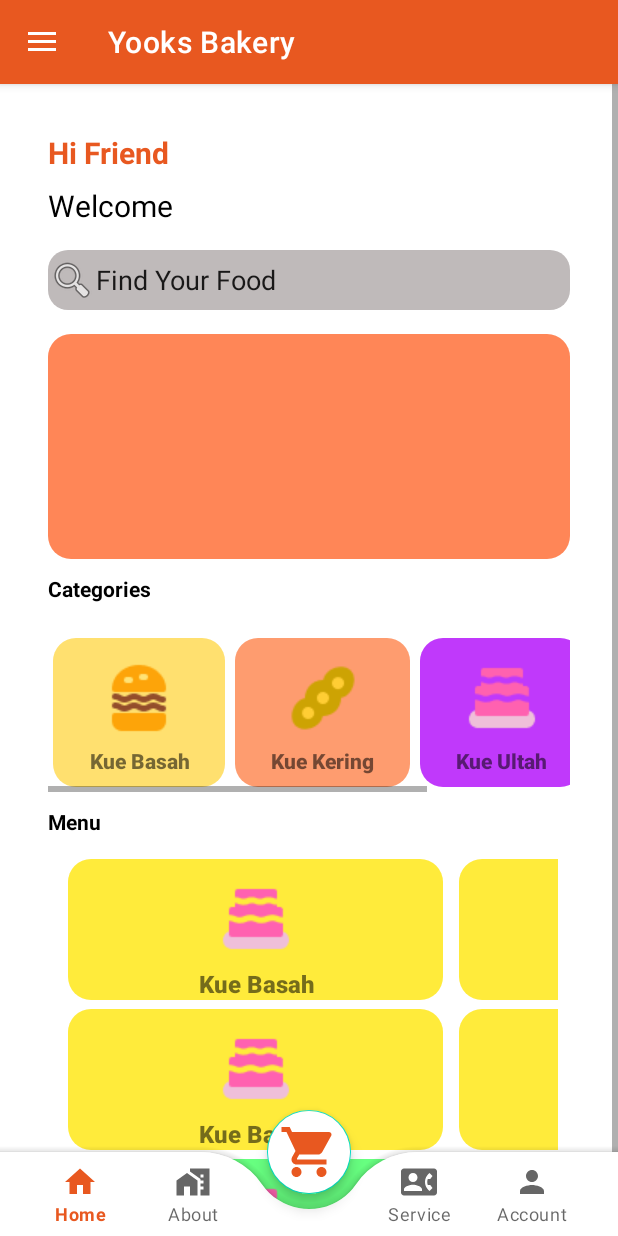
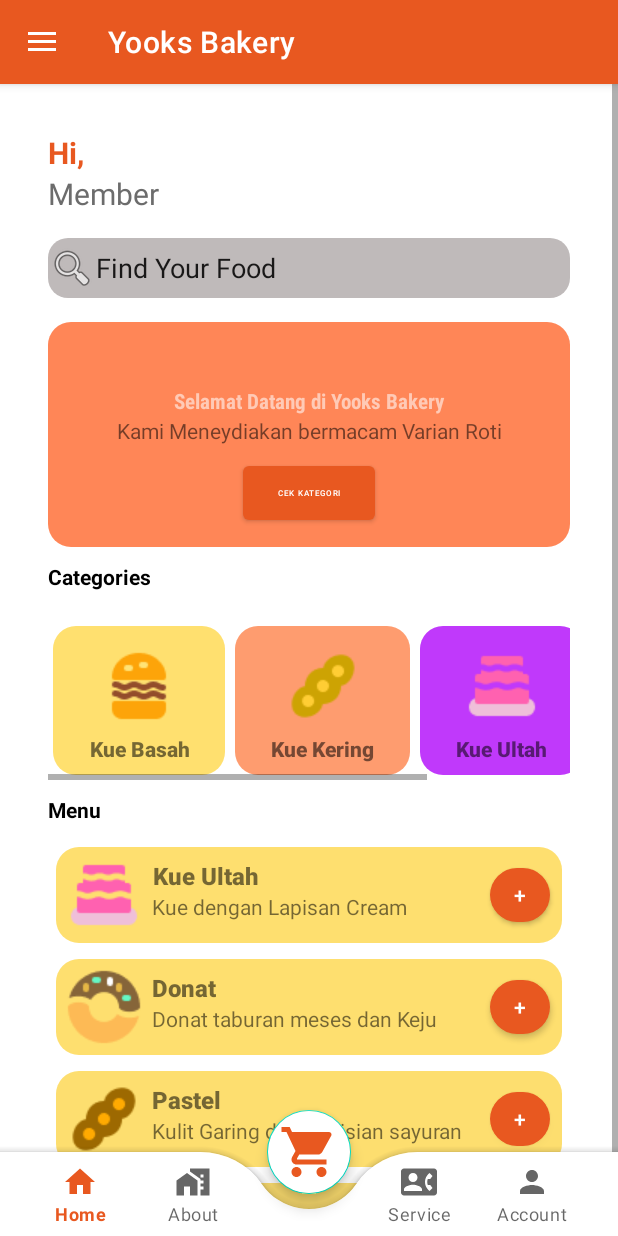
Before and after one commit to farelramadhan1130/YooksBakeryStore, an Android app: the HomeFragment screen opened directly, with no data from a screen before it, on a phone screen of 412 x 824 dp. Run offline under Robolectric (Android 15) with nearby library versions, the phone set to English and light mode, and no system bars.

Commit message:
update home

```diff
--- a/app/src/main/res/layout/fragment_home.xml
+++ b/app/src/main/res/layout/fragment_home.xml
@@ -27,7 +27,7 @@
                     android:layout_height="wrap_content"
                     android:layout_marginStart="32dp"
                     android:layout_marginTop="32dp"
-                    android:text="Hi Friend"
+                    android:text="Hi,"
                     android:textColor="@color/Orange"
                     android:textSize="20sp"
                     android:textStyle="bold"
@@ -38,9 +38,8 @@
                     android:id="@+id/textView3"
                     android:layout_width="wrap_content"
                     android:layout_height="wrap_content"
-                    android:layout_marginTop="8dp"
-                    android:text="Welcome"
-                    android:textColor="@color/black"
+                    android:text="Member"
+                    android:textColor="#6C6C6C"
                     android:textSize="20sp"
                     app:layout_constraintStart_toStartOf="@+id/textView"
                     app:layout_constraintTop_toBottomOf="@+id/textView" />
@@ -80,7 +79,44 @@
                     android:background="@drawable/banner_orange"
                     app:layout_constraintEnd_toEndOf="parent"
                     app:layout_constraintStart_toStartOf="parent"
-                    app:layout_constraintTop_toBottomOf="@+id/search" />
+                    app:layout_constraintTop_toBottomOf="@+id/search" >
+
+                    <TextView
+                        android:id="@+id/textView5"
+                        android:layout_width="wrap_content"
+                        android:layout_height="wrap_content"
+                        android:layout_marginBottom="46dp"
+                        android:fontFamily="sans-serif-condensed-medium"
+                        android:text="Selamat Datang di Yooks Bakery"
+                        android:textAlignment="center"
+                        android:textColor="#FFCAB6"
+                        android:textStyle="bold"
+                        app:layout_constraintBottom_toBottomOf="parent"
+                        app:layout_constraintEnd_toEndOf="parent"
+                        app:layout_constraintStart_toStartOf="parent"
+                        app:layout_constraintTop_toTopOf="parent" />
+
+                    <TextView
+                        android:id="@+id/textView10"
+                        android:layout_width="wrap_content"
+                        android:layout_height="wrap_content"
+                        android:layout_marginBottom="68dp"
+                        android:text="Kami Meneydiakan bermacam Varian Roti"
+                        app:layout_constraintBottom_toBottomOf="parent"
+                        app:layout_constraintEnd_toEndOf="@+id/textView5"
+                        app:layout_constraintStart_toStartOf="@+id/textView5" />
+
+                    <Button
+                        android:id="@+id/button2"
+                        android:layout_width="wrap_content"
+                        android:layout_height="wrap_content"
+                        android:layout_marginTop="8dp"
+                        android:text="Cek Kategori"
+                        android:textSize="5sp"
+                        app:layout_constraintEnd_toEndOf="parent"
+                        app:layout_constraintStart_toStartOf="parent"
+                        app:layout_constraintTop_toBottomOf="@+id/textView10" />
+                </androidx.constraintlayout.widget.ConstraintLayout>
 
                 <TextView
                     android:id="@+id/textView6"
@@ -280,40 +316,39 @@
                 <ScrollView
                     android:layout_width="match_parent"
                     android:layout_height="match_parent"
+                    android:layout_marginStart="32dp"
                     android:layout_marginTop="10dp"
+                    android:layout_marginEnd="32dp"
                     app:layout_constraintEnd_toEndOf="parent"
                     app:layout_constraintStart_toStartOf="parent"
                     app:layout_constraintTop_toBottomOf="@+id/textView8">
 
                     <RelativeLayout
-                        android:layout_width="wrap_content"
+                        android:layout_width="match_parent"
                         android:layout_height="wrap_content"
-                        android:layout_gravity="center"
-                        android:layout_marginStart="32dp"
-                        android:layout_marginEnd="32dp">
+                        android:layout_gravity="center">
 
                         <LinearLayout
-                            android:layout_width="wrap_content"
+                            android:layout_width="match_parent"
                             android:layout_height="match_parent"
-                            android:layout_marginStart="8dp"
-                            android:layout_marginEnd="8dp"
-                            android:orientation="horizontal">
+                            android:layout_marginStart="0dp"
+                            android:layout_marginEnd="0dp"
+                            android:orientation="vertical">
 
                             <androidx.constraintlayout.widget.ConstraintLayout
-                                android:layout_width="250dp"
-                                android:layout_height="wrap_content"
+                                android:layout_width="match_parent"
+                                android:layout_height="match_parent"
                                 android:layout_margin="5dp"
                                 android:background="@drawable/bg_kategori"
-                                android:backgroundTint="#FFEB3B"
+                                android:backgroundTint="#FEDF6F"
                                 tools:layout_weight="1">
 
                                 <ImageView
                                     android:id="@+id/imageView2"
                                     android:layout_width="wrap_content"
                                     android:layout_height="64dp"
-                                    android:layout_marginTop="8dp"
                                     android:src="@drawable/cake"
-                                    app:layout_constraintEnd_toEndOf="parent"
+                                    app:layout_constraintBottom_toBottomOf="parent"
                                     app:layout_constraintStart_toStartOf="parent"
                                     app:layout_constraintTop_toTopOf="parent" />
 
@@ -321,32 +356,48 @@
                                     android:id="@+id/textView9"
                                     android:layout_width="wrap_content"
                                     android:layout_height="wrap_content"
-                                    android:layout_marginStart="8dp"
-                                    android:layout_marginEnd="8dp"
+                                    android:layout_marginTop="8dp"
                                     android:fontFamily="sans-serif-black"
-                                    android:text="Kue Basah"
+                                    android:text="Kue Ultah"
                                     android:textAlignment="center"
                                     android:textSize="16sp"
+                                    app:layout_constraintStart_toEndOf="@+id/imageView2"
+                                    app:layout_constraintTop_toTopOf="parent" />
+
+                                <TextView
+                                    android:id="@+id/textView2"
+                                    android:layout_width="wrap_content"
+                                    android:layout_height="wrap_content"
+                                    android:text="Kue dengan Lapisan Cream"
+                                    app:layout_constraintStart_toEndOf="@+id/imageView2"
+                                    app:layout_constraintTop_toBottomOf="@+id/textView9" />
+
+                                <Button
+                                    android:id="@+id/button"
+                                    android:layout_width="40dp"
+                                    android:layout_height="wrap_content"
+                                    android:layout_marginEnd="8dp"
+                                    android:text="+"
+                                    app:cornerRadius="90dp"
+                                    app:layout_constraintBottom_toBottomOf="parent"
                                     app:layout_constraintEnd_toEndOf="parent"
-                                    app:layout_constraintStart_toStartOf="parent"
-                                    app:layout_constraintTop_toBottomOf="@+id/imageView2" />
+                                    app:layout_constraintTop_toTopOf="parent" />
                             </androidx.constraintlayout.widget.ConstraintLayout>
 
                             <androidx.constraintlayout.widget.ConstraintLayout
-                                android:layout_width="250dp"
-                                android:layout_height="wrap_content"
+                                android:layout_width="match_parent"
+                                android:layout_height="match_parent"
                                 android:layout_margin="5dp"
                                 android:background="@drawable/bg_kategori"
-                                android:backgroundTint="#FFEB3B"
+                                android:backgroundTint="#FEDF6F"
                                 tools:layout_weight="1">
 
                                 <ImageView
                                     android:id="@+id/imageView2"
                                     android:layout_width="wrap_content"
                                     android:layout_height="64dp"
-                                    android:layout_marginTop="8dp"
-                                    android:src="@drawable/cake"
-                                    app:layout_constraintEnd_toEndOf="parent"
+                                    android:src="@drawable/donat"
+                                    app:layout_constraintBottom_toBottomOf="parent"
                                     app:layout_constraintStart_toStartOf="parent"
                                     app:layout_constraintTop_toTopOf="parent" />
 
@@ -354,42 +405,48 @@
                                     android:id="@+id/textView9"
                                     android:layout_width="wrap_content"
                                     android:layout_height="wrap_content"
-                                    android:layout_marginStart="8dp"
-                                    android:layout_marginEnd="8dp"
+                                    android:layout_marginTop="8dp"
                                     android:fontFamily="sans-serif-black"
-                                    android:text="Kue Basah"
+                                    android:text="Donat"
                                     android:textAlignment="center"
                                     android:textSize="16sp"
+                                    app:layout_constraintStart_toEndOf="@+id/imageView2"
+                                    app:layout_constraintTop_toTopOf="parent" />
+
+                                <TextView
+                                    android:id="@+id/textView2"
+                                    android:layout_width="wrap_content"
+                                    android:layout_height="wrap_content"
+                                    android:text="Donat taburan meses dan Keju"
+                                    app:layout_constraintStart_toEndOf="@+id/imageView2"
+                                    app:layout_constraintTop_toBottomOf="@+id/textView9" />
+
+                                <Button
+                                    android:id="@+id/button"
+                                    android:layout_width="40dp"
+                                    android:layout_height="wrap_content"
+                                    android:layout_marginEnd="8dp"
+                                    android:text="+"
+                                    app:cornerRadius="90dp"
+                                    app:layout_constraintBottom_toBottomOf="parent"
                                     app:layout_constraintEnd_toEndOf="parent"
-                                    app:layout_constraintStart_toStartOf="parent"
-                                    app:layout_constraintTop_toBottomOf="@+id/imageView2" />
+                                    app:layout_constraintTop_toTopOf="parent" />
                             </androidx.constraintlayout.widget.ConstraintLayout>
 
-                        </LinearLayout>
-
-                        <LinearLayout
-                            android:layout_width="wrap_content"
-                            android:layout_height="match_parent"
-                            android:layout_marginStart="8dp"
-                            android:layout_marginTop="100dp"
-                            android:layout_marginEnd="8dp"
-                            android:orientation="horizontal">
-
                             <androidx.constraintlayout.widget.ConstraintLayout
-                                android:layout_width="250dp"
-                                android:layout_height="wrap_content"
+                                android:layout_width="match_parent"
+                                android:layout_height="match_parent"
                                 android:layout_margin="5dp"
                                 android:background="@drawable/bg_kategori"
-                                android:backgroundTint="#FFEB3B"
+                                android:backgroundTint="#FDDE6F"
                                 tools:layout_weight="1">
 
                                 <ImageView
                                     android:id="@+id/imageView2"
                                     android:layout_width="wrap_content"
                                     android:layout_height="64dp"
-                                    android:layout_marginTop="8dp"
-                                    android:src="@drawable/cake"
-                                    app:layout_constraintEnd_toEndOf="parent"
+                                    android:src="@drawable/pastel"
+                                    app:layout_constraintBottom_toBottomOf="parent"
                                     app:layout_constraintStart_toStartOf="parent"
                                     app:layout_constraintTop_toTopOf="parent" />
 
@@ -397,32 +454,48 @@
                                     android:id="@+id/textView9"
                                     android:layout_width="wrap_content"
                                     android:layout_height="wrap_content"
-                                    android:layout_marginStart="8dp"
-                                    android:layout_marginEnd="8dp"
+                                    android:layout_marginTop="8dp"
                                     android:fontFamily="sans-serif-black"
-                                    android:text="Kue Basah"
+                                    android:text="Pastel"
                                     android:textAlignment="center"
                                     android:textSize="16sp"
+                                    app:layout_constraintStart_toEndOf="@+id/imageView2"
+                                    app:layout_constraintTop_toTopOf="parent" />
+
+                                <TextView
+                                    android:id="@+id/textView2"
+                                    android:layout_width="wrap_content"
+                                    android:layout_height="wrap_content"
+                                    android:text="Kulit Garing dengan isian sayuran"
+                                    app:layout_constraintStart_toEndOf="@+id/imageView2"
+                                    app:layout_constraintTop_toBottomOf="@+id/textView9" />
+
+                                <Button
+                                    android:id="@+id/button"
+                                    android:layout_width="40dp"
+                                    android:layout_height="wrap_content"
+                                    android:layout_marginEnd="8dp"
+                                    android:text="+"
+                                    app:cornerRadius="90dp"
+                                    app:layout_constraintBottom_toBottomOf="parent"
                                     app:layout_constraintEnd_toEndOf="parent"
-                                    app:layout_constraintStart_toStartOf="parent"
-                                    app:layout_constraintTop_toBottomOf="@+id/imageView2" />
+                                    app:layout_constraintTop_toTopOf="parent" />
                             </androidx.constraintlayout.widget.ConstraintLayout>
 
                             <androidx.constraintlayout.widget.ConstraintLayout
-                                android:layout_width="250dp"
+                                android:layout_width="match_parent"
                                 android:layout_height="wrap_content"
                                 android:layout_margin="5dp"
                                 android:background="@drawable/bg_kategori"
-                                android:backgroundTint="#FFEB3B"
+                                android:backgroundTint="#FCDD6F"
                                 tools:layout_weight="1">
 
                                 <ImageView
                                     android:id="@+id/imageView2"
                                     android:layout_width="wrap_content"
                                     android:layout_height="64dp"
-                                    android:layout_marginTop="8dp"
-                                    android:src="@drawable/cake"
-                                    app:layout_constraintEnd_toEndOf="parent"
+                                    android:src="@drawable/burger"
+                                    app:layout_constraintBottom_toBottomOf="parent"
                                     app:layout_constraintStart_toStartOf="parent"
                                     app:layout_constraintTop_toTopOf="parent" />
 
@@ -430,91 +503,31 @@
                                     android:id="@+id/textView9"
                                     android:layout_width="wrap_content"
                                     android:layout_height="wrap_content"
-                                    android:layout_marginStart="8dp"
-                                    android:layout_marginEnd="8dp"
+                                    android:layout_marginTop="8dp"
                                     android:fontFamily="sans-serif-black"
-                                    android:text="Kue Basah"
+                                    android:text="Mini Burger"
                                     android:textAlignment="center"
                                     android:textSize="16sp"
-                                    app:layout_constraintEnd_toEndOf="parent"
-                                    app:layout_constraintStart_toStartOf="parent"
-                                    app:layout_constraintTop_toBottomOf="@+id/imageView2" />
-                            </androidx.constraintlayout.widget.ConstraintLayout>
-
-                        </LinearLayout>
-
-                        <LinearLayout
-                            android:layout_width="wrap_content"
-                            android:layout_height="match_parent"
-                            android:layout_marginStart="8dp"
-                            android:layout_marginTop="200dp"
-                            android:layout_marginEnd="8dp"
-                            android:orientation="horizontal">
-
-                            <androidx.constraintlayout.widget.ConstraintLayout
-                                android:layout_width="250dp"
-                                android:layout_height="wrap_content"
-                                android:layout_margin="5dp"
-                                android:background="@drawable/bg_kategori"
-                                android:backgroundTint="#67FF80"
-                                tools:layout_weight="1">
-
-                                <ImageView
-                                    android:id="@+id/imageView2"
-                                    android:layout_width="wrap_content"
-                                    android:layout_height="64dp"
-                                    android:layout_marginTop="8dp"
-                                    android:src="@drawable/cake"
-                                    app:layout_constraintEnd_toEndOf="parent"
-                                    app:layout_constraintStart_toStartOf="parent"
+                                    app:layout_constraintStart_toEndOf="@+id/imageView2"
                                     app:layout_constraintTop_toTopOf="parent" />
 
                                 <TextView
-                                    android:id="@+id/textView9"
+                                    android:id="@+id/textView2"
                                     android:layout_width="wrap_content"
                                     android:layout_height="wrap_content"
-                                    android:layout_marginStart="8dp"
+                                    android:text="Burger berukuran kecil"
+                                    app:layout_constraintStart_toEndOf="@+id/imageView2"
+                                    app:layout_constraintTop_toBottomOf="@+id/textView9" />
+
+                                <Button
+                                    android:layout_width="40dp"
+                                    android:layout_height="wrap_content"
                                     android:layout_marginEnd="8dp"
-                                    android:fontFamily="sans-serif-black"
-                                    android:text="Kue Basah"
-                                    android:textAlignment="center"
-                                    android:textSize="16sp"
+                                    android:text="+"
+                                    app:cornerRadius="90dp"
+                                    app:layout_constraintBottom_toBottomOf="parent"
                                     app:layout_constraintEnd_toEndOf="parent"
-                                    app:layout_constraintStart_toStartOf="parent"
-                                    app:layout_constraintTop_toBottomOf="@+id/imageView2" />
-                            </androidx.constraintlayout.widget.ConstraintLayout>
-
-                            <androidx.constraintlayout.widget.ConstraintLayout
-                                android:layout_width="250dp"
-                                android:layout_height="wrap_content"
-                                android:layout_margin="5dp"
-                                android:background="@drawable/bg_kategori"
-                                android:backgroundTint="#67FF80"
-                                tools:layout_weight="1">
-
-                                <ImageView
-                                    android:id="@+id/imageView2"
-                                    android:layout_width="wrap_content"
-                                    android:layout_height="64dp"
-                                    android:layout_marginTop="8dp"
-                                    android:src="@drawable/cake"
-                                    app:layout_constraintEnd_toEndOf="parent"
-                                    app:layout_constraintStart_toStartOf="parent"
                                     app:layout_constraintTop_toTopOf="parent" />
-
-                                <TextView
-                                    android:id="@+id/textView9"
-                                    android:layout_width="wrap_content"
-                                    android:layout_height="wrap_content"
-                                    android:layout_marginStart="8dp"
-                                    android:layout_marginEnd="8dp"
-                                    android:fontFamily="sans-serif-black"
-                                    android:text="Kue Basah"
-                                    android:textAlignment="center"
-                                    android:textSize="16sp"
-                                    app:layout_constraintEnd_toEndOf="parent"
-                                    app:layout_constraintStart_toStartOf="parent"
-                                    app:layout_constraintTop_toBottomOf="@+id/imageView2" />
                             </androidx.constraintlayout.widget.ConstraintLayout>
 
                         </LinearLayout>
```
Also changed, not shown: app/src/main/res/drawable/donat.png (added), app/src/main/res/drawable/pastel.png (added).
